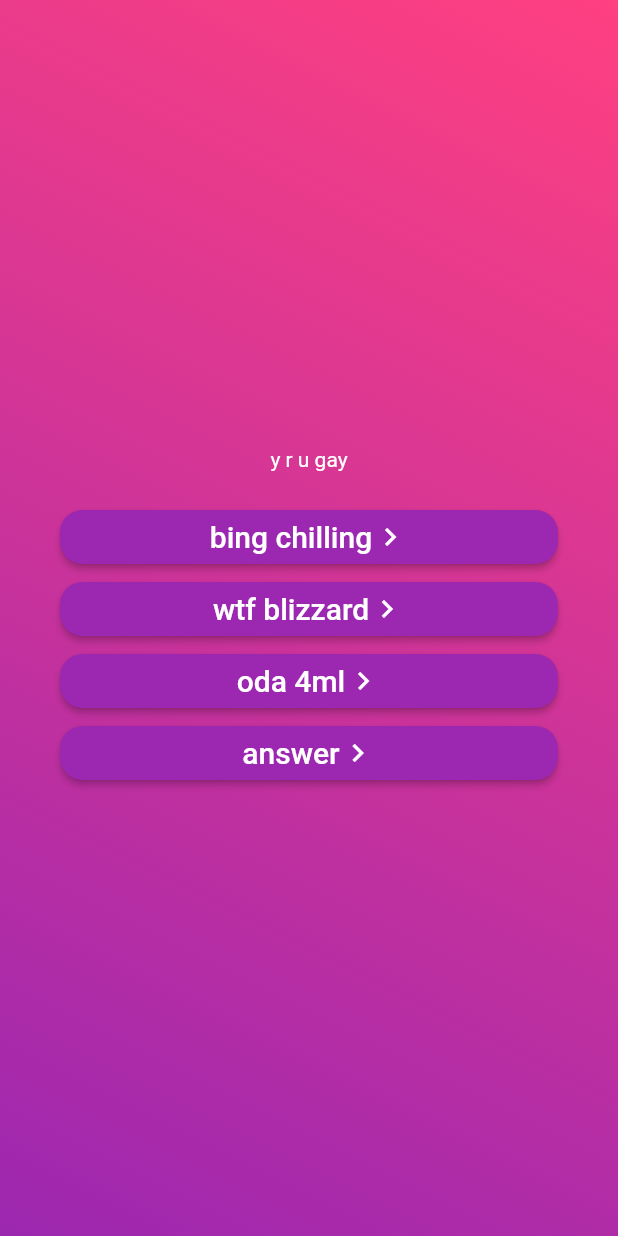
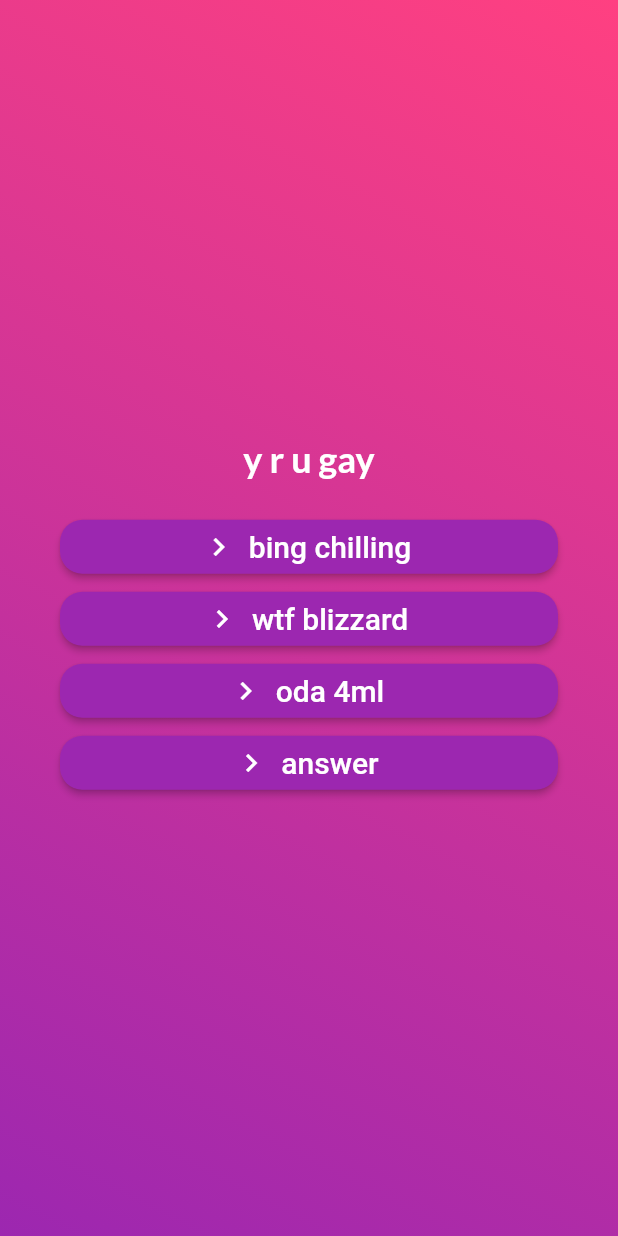
Before and after one commit to salmanbri7/flutter-quiz, a Flutter app: the screen it shows after launch, after a tap on "Start Quiz", on a phone screen of 412 x 824 dp. Run offline on Flutter 3.47's test engine with Material 2 defaults, Android fonts, the phone set to English and light mode, and no system bars; our stand-ins replace google_fonts.

Commit message:
i added smth, i forgot

```diff
--- a/lib/questionsScreen.dart
+++ b/lib/questionsScreen.dart
@@ -1,5 +1,6 @@
 import 'package:flutter/material.dart';
 import 'package:quiz/data/questions.dart';
+import 'package:google_fonts/google_fonts.dart';
 
 class QuestionsScreen extends StatefulWidget {
   const QuestionsScreen({
@@ -11,9 +12,11 @@ class QuestionsScreen extends StatefulWidget {
 }
 
 class _QuestionsScreenState extends State<QuestionsScreen> {
+  var currentQuestionIndex = 0;
+
   @override
   Widget build(BuildContext context) {
-    final currentQuestion = questions[0];
+    final currentQuestion = questions[currentQuestionIndex];
     return Center(
       child: Container(
         margin: EdgeInsets.all(40),
@@ -23,7 +26,11 @@ class _QuestionsScreenState extends State<QuestionsScreen> {
           children: [
             Text(
               currentQuestion.text,
-              style: TextStyle(color: Colors.white),
+              style: GoogleFonts.lato(
+                color: Colors.white,
+                fontSize: 24,
+                fontWeight: FontWeight.bold,
+              ),
               textAlign: TextAlign.center,
             ),
 
@@ -31,7 +38,9 @@ class _QuestionsScreenState extends State<QuestionsScreen> {
               height: 20,
             ),
             ...currentQuestion.getShuffledAnswers().map(
-                  (e) => AnswerButton(e, () {}),
+                  (e) => AnswerButton(e, () {
+                    goNextQuestion();
+                  }),
                 ),
             // AnswerButton("answer 1", () {}),
             // AnswerButton("answer 2", () {}),
@@ -41,6 +50,12 @@ class _QuestionsScreenState extends State<QuestionsScreen> {
         ),
       ),
     );
+  }
+
+  void goNextQuestion() {
+    setState(() {
+      currentQuestionIndex++;
+    });
   }
 }
 
@@ -54,28 +69,24 @@ class AnswerButton extends StatelessWidget {
   final void Function() onTap;
   @override
   Widget build(BuildContext context) {
-    return ElevatedButton(
+    return ElevatedButton.icon(
       style: ElevatedButton.styleFrom(
-        padding: EdgeInsets.symmetric(horizontal: 20, vertical: 2),
+        // padding: EdgeInsets.symmetric(horizontal: 20, vertical: 2),
         backgroundColor: Colors.purple,
         shape: RoundedRectangleBorder(
           borderRadius: BorderRadius.circular(15),
         ),
       ),
       onPressed: onTap,
-      child: Row(
-        mainAxisSize: MainAxisSize.min,
-        children: [
-          Text(
-            answer,
-            style: const TextStyle(
-              color: Colors.white,
-              fontSize: 20,
-            ),
-          ),
-          Icon(Icons.keyboard_arrow_right),
-        ],
+      label: Text(
+        answer,
+        textAlign: TextAlign.center,
+        style: const TextStyle(
+          color: Colors.white,
+          fontSize: 20,
+        ),
       ),
+      icon: Icon(Icons.keyboard_arrow_right),
     );
   }
 }
--- a/pubspec.yaml
+++ b/pubspec.yaml
@@ -34,6 +34,7 @@ dependencies:
   # The following adds the Cupertino Icons font to your application.
   # Use with the CupertinoIcons class for iOS style icons.
   cupertino_icons: ^1.0.2
+  google_fonts: ^6.1.0
 
 dev_dependencies:
   flutter_test:
```
Also changed, not shown: pubspec.lock, 1 other file.
